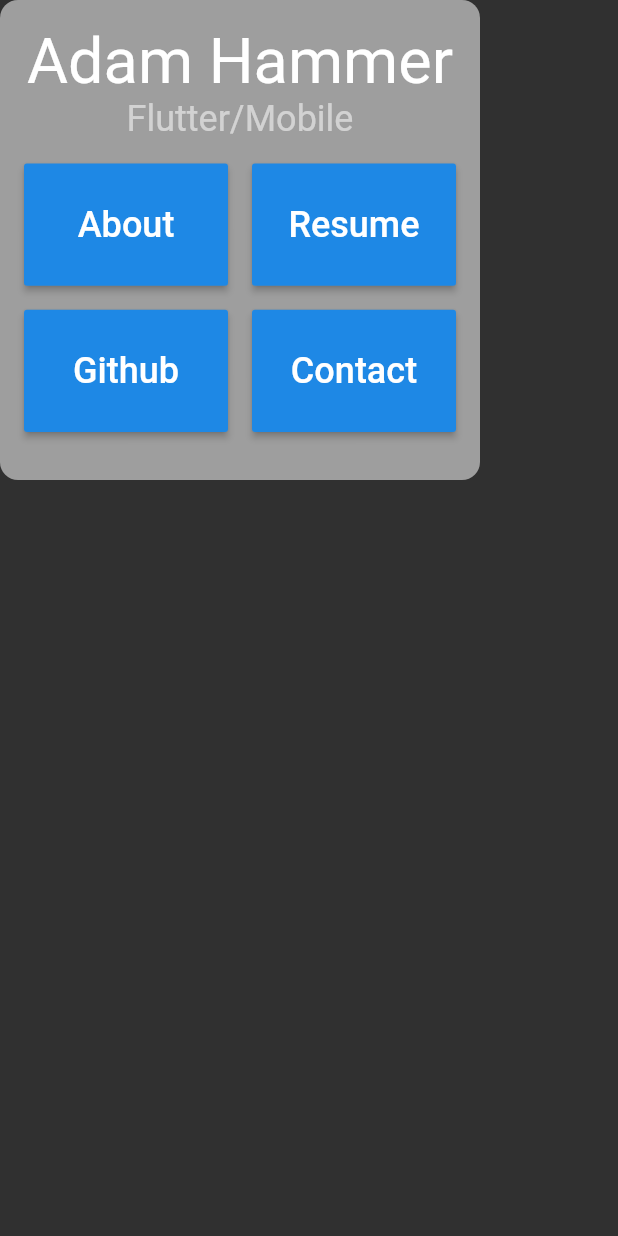
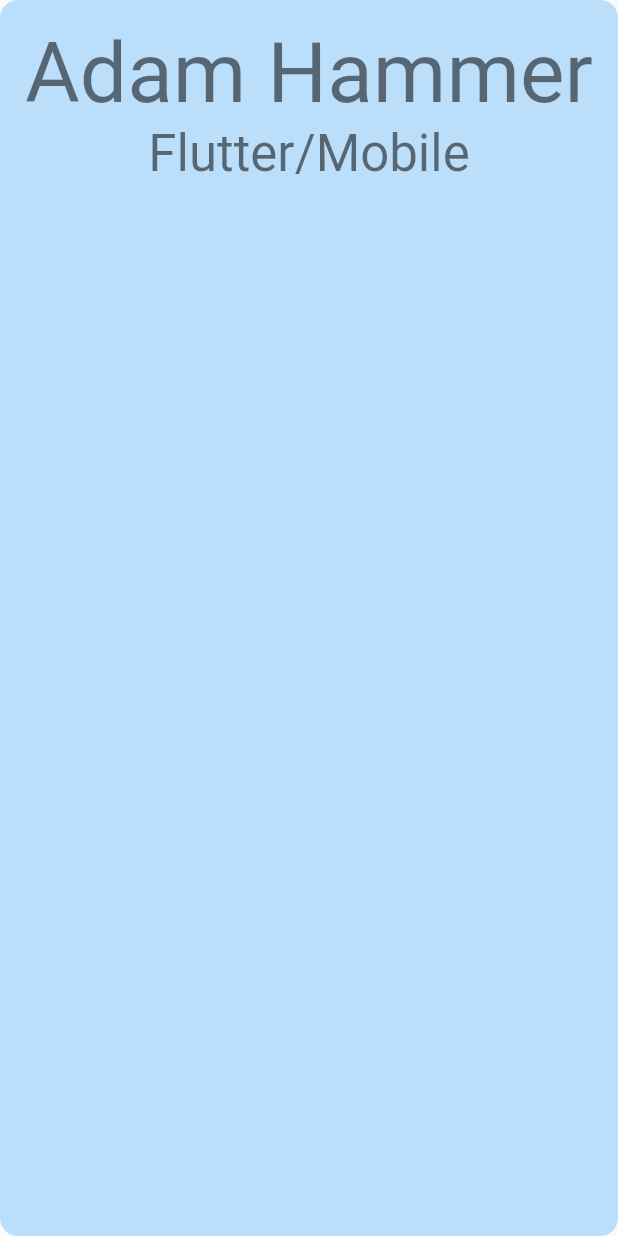
Before and after one commit to ahammer/flutter_resume, a Flutter app: the BusinessCard widget shown alone on an empty page, opened directly, on a phone screen of 412 x 824 dp. Run offline on Flutter 3.47's test engine with Material 2 defaults, Android fonts, the light colour scheme and no system bars; Roboto replaces fonts that are missing (Helvetica).

Commit message:
Updates to UI

```diff
--- a/lib/screens/about/about_screen.dart
+++ b/lib/screens/about/about_screen.dart
@@ -72,7 +72,7 @@
             duration: const Duration(milliseconds: 1200),
             width: width,
             height: double.infinity,
-            color: Colors.white38),
+            color: Theme.of(context).colorScheme.surface),
       ),
     );
   }
--- a/lib/theme.dart
+++ b/lib/theme.dart
@@ -1,33 +1,10 @@
 import 'package:flutter/material.dart';
 
 
-ThemeData getTheme() => ThemeData.dark().copyWith(
-    backgroundColor: Colors.black,
-    textTheme: TextTheme(
-        display1: TextStyle(
-            fontFamily: "Helvetica",
-            color: Colors.white54,
-            fontSize: 24,
-            shadows: []),
-        display3: TextStyle(
-          fontFamily: "Helvetica",
-          fontSize: 42,
-        ),
-        headline: TextStyle(
-            fontFamily: "Helvetica",
-            color: Colors.white54,
-            fontSize: 48,
-            fontWeight: FontWeight.bold,
-            shadows: []),
-        subhead: TextStyle(
-            fontFamily: "Helvetica",
-            color: Colors.blueAccent,
-            fontSize: 24,
-            shadows: []),
-        button: TextStyle(
-            fontFamily: "Helvetica",
-            color: Colors.black87,
-            fontSize: 24,
-            shadows: []),
-
-        display4: TextStyle(fontFamily: "Helvetica")));
+ThemeData getTheme(String name) {
+  switch (name) {
+    case "Light": return ThemeData.light();
+    case "Dark": return ThemeData.dark();
+  }
+  return ThemeData.dark();
+}
--- a/lib/widgets/business_card.dart
+++ b/lib/widgets/business_card.dart
@@ -3,14 +3,12 @@
 import 'package:resume_flutter/transitions/fade_route.dart';
 
 
-const kCardWidth = 320.0;
-const kCardHeight = 320.0;
 
 class BusinessCard extends StatelessWidget {
   @override
   Widget build(BuildContext context) => Container(
-        width: kCardWidth,
-        height: kCardHeight,
+        width: double.infinity,
+        height: double.infinity,
         decoration: BoxDecoration(
             color: Theme.of(context).primaryColorLight,
             borderRadius: BorderRadiusDirectional.circular(12),
@@ -30,36 +28,7 @@
               Container(
                 height: 16,
               ),
-              Expanded(flex: 1, child: Row(
-                children: <Widget>[
-                  Expanded(child: Hero(tag: "about",
-                                      child: RaisedButton(child: Container(height:double.infinity, child: Center(child: Text("About"))), onPressed: () {
-                      Navigator.of(context).push(FadeRoute(page: AboutScreen()));
-                    }),
-                  )),
-                  Container(width: 16),
-                  Expanded(child: RaisedButton(child: Container(height:double.infinity, child: Center(child: Text("Resume"))), onPressed: () {
-                    Navigator.of(context).push(FadeRoute(page: AboutScreen()));
-                  })),
-                ],
-              )),
-              Container(
-                height: 16,
-              ),
-              Expanded(flex: 1, child: Row(
-                children: <Widget>[
-                  Expanded(child: RaisedButton(child: Container(height:double.infinity, child: Center(child: Text("Github"))), onPressed: () {
-                    Navigator.of(context).push(FadeRoute(page: AboutScreen()));
-                  })),
-                  Container(width: 16),
-                  Expanded(child: RaisedButton(child: Container(height:double.infinity, child: Center(child: Text("Contact"))), onPressed: () {
-                    Navigator.of(context).push(FadeRoute(page: AboutScreen()));
-                  })),
-                ],
-              )),
-              Container(
-                height: 16,
-              ),
+
             ],
           ),
         ),
--- a/lib/widgets/secondary_screen.dart
+++ b/lib/widgets/secondary_screen.dart
@@ -18,10 +18,8 @@
         Container(color: Colors.black, width: double.infinity, height: double.infinity),
         AnimatedPaint(painter: kParticlesAnimation),
         Container(width: double.infinity, height: double.infinity,
-        child: Scaffold(backgroundColor: Theme.of(context).primaryColorDark.withAlpha(200),
-          appBar: AppBar(title: Text(title)),
-          body: body,
-        ),
+        child:  body,
+
         ),
       ],
     );
```
Also changed, not shown: lib/main.dart (+40 -5 lines), lib/widgets/home_screen.dart (+1 -8 lines).
